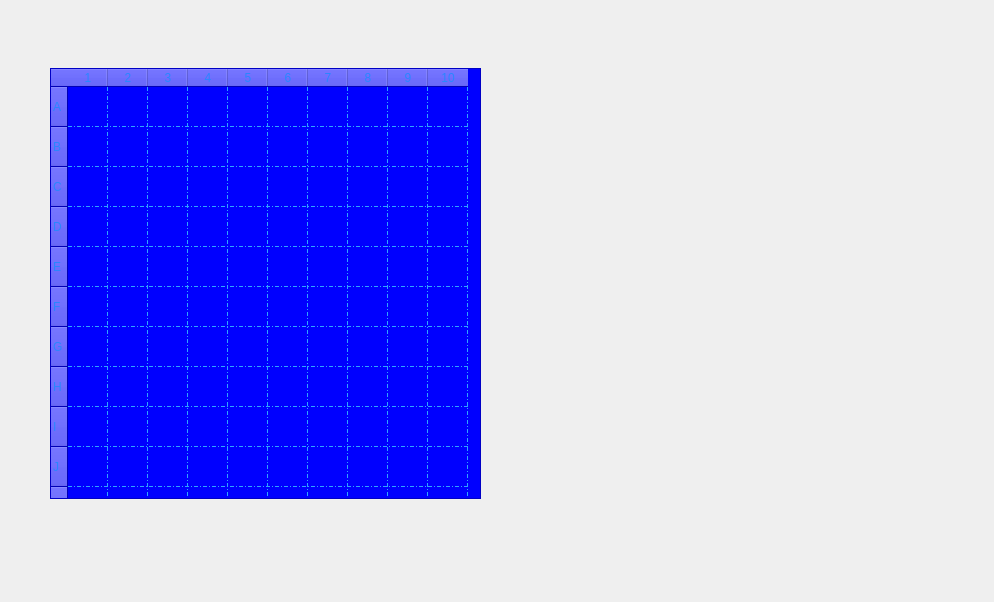
This is dialoggetarm.ui in pouya-prh/Battle_Ship as Qt 5 draws it before an edit. The edited form follows.
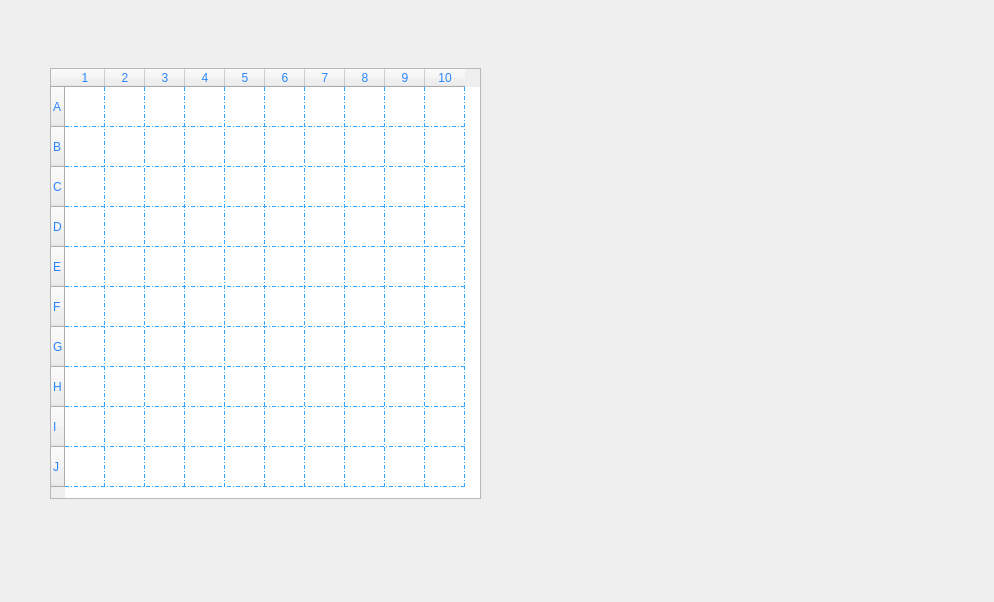
This is the edited form. Icons and pictures are not drawn. Custom widgets are drawn as their Qt base class.

Patch:
```diff
--- a/dialoggetarm.ui
+++ b/dialoggetarm.ui
@@ -17,6 +17,9 @@
    <string notr="true">background-image: url(:/Recommended Source Files/Recommended Source Files/Images/Back.jpg);</string>
   </property>
   <widget class="GameBoard" name="tableWidget">
+   <property name="enabled">
+    <bool>true</bool>
+   </property>
    <property name="geometry">
     <rect>
      <x>50</x>
@@ -45,9 +48,9 @@
    </property>
    <property name="styleSheet">
     <string notr="true">font: 15pt &quot;BYRIL_Sea_Battle2&quot;;
-background-color: rgb(0, 0, 255);
+
 color: rgb(41, 134, 255);
-background-image: url(:/Recommended Source Files/Recommended Source Files/Images/WhiteBackG.png);
+
 selection-background-color: rgb(0, 170, 255);
 
 gridline-color: rgb(48, 165, 255);</string>
@@ -88,8 +91,11 @@
    <property name="gridStyle">
     <enum>Qt::DashDotLine</enum>
    </property>
+   <property name="cornerButtonEnabled">
+    <bool>false</bool>
+   </property>
    <property name="rowCount">
-    <number>11</number>
+    <number>10</number>
    </property>
    <property name="columnCount">
     <number>10</number>
@@ -161,7 +167,6 @@
      <string>J</string>
     </property>
    </row>
-   <row/>
    <column/>
    <column/>
    <column/>
```
Left out of the diff: 3 changed lines with no effect on the pictures.
